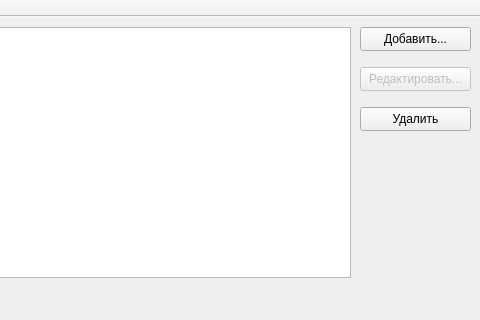
group93492/equipment-reminder, file mainwindow.ui: the form before one commit; both pictures show x 180 to 660 and y 0 to 320 of the 660 by 407 pixel window.
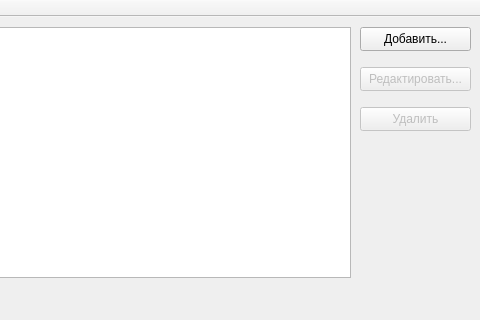
The form after the commit.

The edit to the form file:
```diff
--- a/mainwindow.ui
+++ b/mainwindow.ui
@@ -41,6 +41,9 @@
     </property>
    </widget>
    <widget class="QPushButton" name="deleteeventButton">
+    <property name="enabled">
+     <bool>false</bool>
+    </property>
     <property name="geometry">
      <rect>
       <x>540</x>
```
